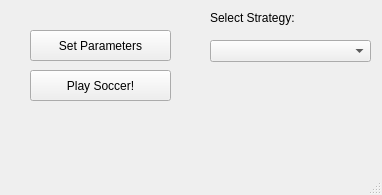
Before: the Qt Designer form mainwindow.ui in mateus558/RinoBot-System, drawn with Qt 5.
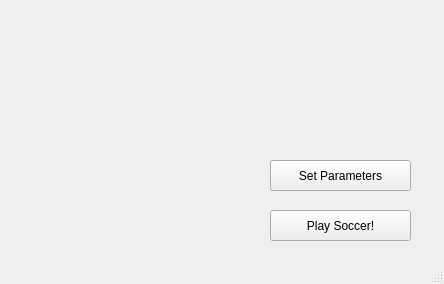
After: the same form once the commit is applied. Icons and pictures are not drawn.

Patch:
```diff
--- a/mainwindow.ui
+++ b/mainwindow.ui
@@ -9,8 +9,8 @@
    <rect>
     <x>0</x>
     <y>0</y>
-    <width>382</width>
-    <height>195</height>
+    <width>444</width>
+    <height>284</height>
    </rect>
   </property>
   <property name="windowTitle">
@@ -27,8 +27,8 @@
    <widget class="QPushButton" name="setParameters">
     <property name="geometry">
      <rect>
-      <x>30</x>
-      <y>30</y>
+      <x>270</x>
+      <y>160</y>
       <width>141</width>
       <height>31</height>
      </rect>
@@ -40,8 +40,8 @@
    <widget class="QPushButton" name="pushButton_5">
     <property name="geometry">
      <rect>
-      <x>30</x>
-      <y>70</y>
+      <x>270</x>
+      <y>210</y>
       <width>141</width>
       <height>31</height>
      </rect>
@@ -50,38 +50,27 @@
      <string>Play Soccer!</string>
     </property>
    </widget>
-   <widget class="QLabel" name="label">
-    <property name="geometry">
-     <rect>
-      <x>210</x>
-      <y>10</y>
-      <width>101</width>
-      <height>16</height>
-     </rect>
-    </property>
-    <property name="text">
-     <string>Select Strategy:</string>
-    </property>
-   </widget>
-   <widget class="QComboBox" name="strategy_choosen">
-    <property name="geometry">
-     <rect>
-      <x>210</x>
-      <y>40</y>
-      <width>161</width>
-      <height>22</height>
-     </rect>
-    </property>
-   </widget>
    <widget class="QLabel" name="logo">
     <property name="geometry">
      <rect>
-      <x>210</x>
-      <y>70</y>
-      <width>131</width>
-      <height>111</height>
+      <x>20</x>
+      <y>10</y>
+      <width>231</width>
+      <height>241</height>
      </rect>
     </property>
+    <property name="minimumSize">
+     <size>
+      <width>231</width>
+      <height>241</height>
+     </size>
+    </property>
+    <property name="maximumSize">
+     <size>
+      <width>231</width>
+      <height>241</height>
+     </size>
+    </property>
     <property name="text">
      <string/>
     </property>
```
Left out of the diff: 8 changed lines with no effect on the pictures.
